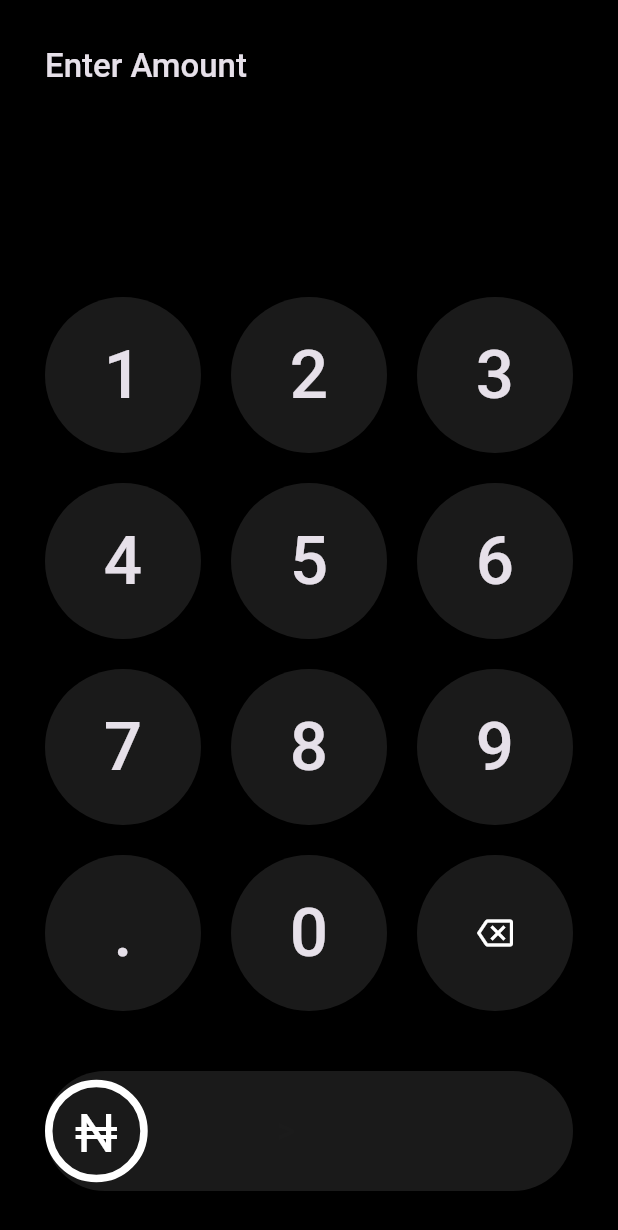
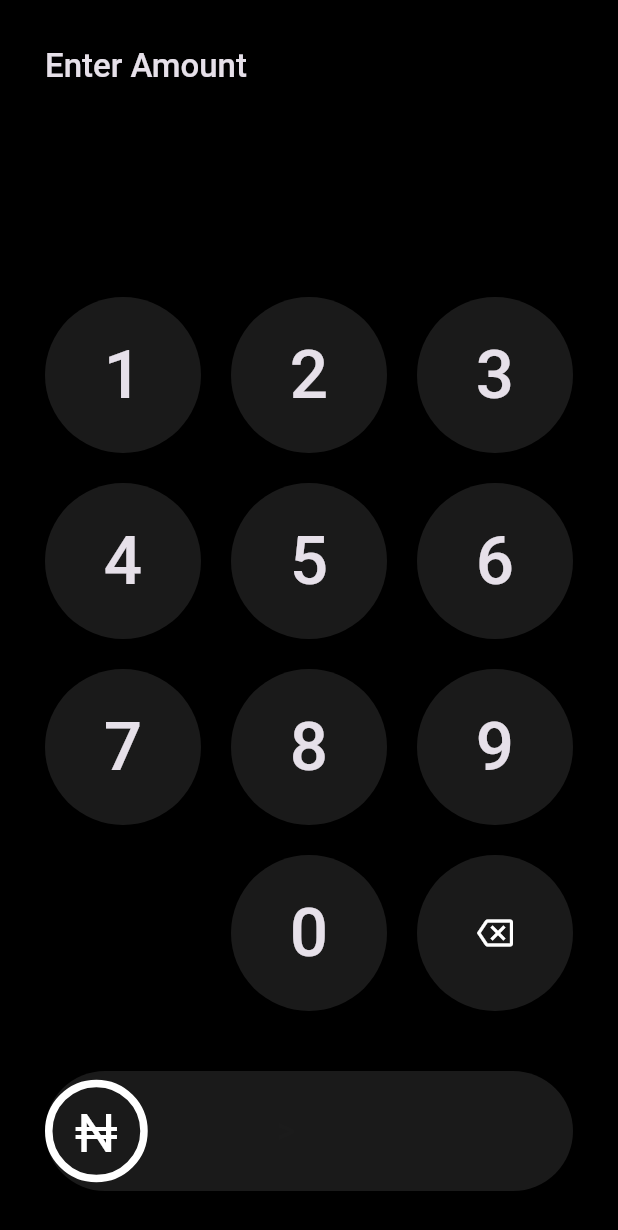
Before and after one commit to cscoderr/flutter_advance, a Flutter app: the SwipeToPayPage screen opened directly, after a tap on the "backspace" icon, on a phone screen of 412 x 824 dp. Shown: the top 1230 px of the screen. Run offline on Flutter 3.47's test engine with Material 3 defaults, Android fonts, the phone set to English and light mode, and no system bars; missing offline and left inert: interpolate_animated.

Commit message:
feat: add animated text & update swipe to pay page

```diff
--- a/lib/swipe_to_pay/view/swipe_to_pay_page.dart
+++ b/lib/swipe_to_pay/view/swipe_to_pay_page.dart
@@ -1,6 +1,7 @@
 import 'package:animation_playground/swipe_to_pay/swipe_to_pay.dart';
 import 'package:flutter/material.dart';
 import 'package:flutter/scheduler.dart';
+import 'package:intl/intl.dart';
 
 class SwipeToPayPage extends StatefulWidget {
   const SwipeToPayPage({super.key});
@@ -100,9 +101,6 @@ class _SwipeToPayPageState extends State<SwipeToPayPage>
 
   @override
   Widget build(BuildContext context) {
-    final size = MediaQuery.sizeOf(context);
-    print((size.height / 2 / 155).ceilToDouble());
-    print((size.width / 2 / 155).ceilToDouble());
     return Scaffold(
       backgroundColor: Colors.black,
       body: SafeArea(
@@ -112,6 +110,7 @@ class _SwipeToPayPageState extends State<SwipeToPayPage>
               animation: Listenable.merge([
                 _animationController,
                 _animationController2,
+                _pinController,
               ]),
               builder: (context, child) {
                 return Column(
@@ -130,13 +129,16 @@ class _SwipeToPayPageState extends State<SwipeToPayPage>
   }
 
   Widget _buildMainContent() {
+    final formattedText = NumberFormat.currency(symbol: '', decimalDigits: 0)
+        .format(int.tryParse(_pinController.text) ?? 0)
+        .toString();
     return Column(
       children: [
         if (_hasReachSlideThreshold)
           SlideTransition(
             position: _amountSlideAnimation,
             child: Text(
-              '\u20A6${_pinController.text}',
+              '\u20A6$formattedText',
               style: Theme.of(context)
                   .textTheme
                   .displayLarge
--- a/lib/swipe_to_pay/widgets/pin_input_widget.dart
+++ b/lib/swipe_to_pay/widgets/pin_input_widget.dart
@@ -1,3 +1,4 @@
+import 'package:animation_playground/swipe_to_pay/widgets/animated_text.dart';
 import 'package:flutter/material.dart';
 import 'package:flutter/services.dart';
 
@@ -23,42 +24,32 @@ class PinInputWidget extends StatelessWidget {
                       fontWeight: FontWeight.w500,
                     ),
               ),
-              TextField(
-                controller: controller,
-                showCursor: false,
-                style: Theme.of(context).textTheme.displayMedium?.copyWith(
-                      fontWeight: FontWeight.w700,
-                    ),
-                decoration: const InputDecoration(
-                  border: InputBorder.none,
-                ),
+              AnimatedText(
+                text: controller.text,
+                ondelete: () {
+                  controller.text = controller.text.removeLastChar;
+                },
               ),
             ],
           ),
         ),
-        _Keypad(
-          onKeyPressed: (value) {
-            if (value == 'x') {
-              controller.text = controller.text.removeLastChar;
-            } else if (value == '.') {
-              controller.text += !controller.text.contains('.') ? value : "";
-            } else {
-              controller.text += value;
-            }
-          },
+        Keypad(
+          controller: controller,
         ),
       ],
     );
   }
 }
 
-class _Keypad extends StatelessWidget {
-  const _Keypad({
+class Keypad extends StatelessWidget {
+  const Keypad({
     super.key,
     this.onKeyPressed,
+    required this.controller,
   });
 
   final ValueSetter<String>? onKeyPressed;
+  final TextEditingController controller;
 
   @override
   Widget build(BuildContext context) {
@@ -73,7 +64,9 @@ class _Keypad extends StatelessWidget {
       ),
       itemBuilder: (context, index) {
         final key = keys[index];
-        return ClipRRect(
+        return key == '.'
+            ? const SizedBox()
+            : ClipRRect(
                 child: Material(
                   type: MaterialType.button,
                   color: Colors.white10,
@@ -82,20 +75,21 @@ class _Keypad extends StatelessWidget {
                     borderRadius: BorderRadius.circular(60),
                     onTap: () {
                       HapticFeedback.lightImpact();
+                      if (key == 'x') {
+                        controller.text = controller.text.contains('x')
+                            ? controller.text
+                            : controller.text.isNotEmpty
+                                ? '${controller.text}x'
+                                : '';
+                      } else if (key == '.') {
+                        controller.text +=
+                            !controller.text.contains('.') ? key : "";
+                      } else {
+                        controller.text += key;
+                      }
                       onKeyPressed?.call(key);
                     },
-              child: Align(
-                child: key == 'x'
-                    ? const Icon(Icons.backspace_outlined)
-                    : Text(
-                        key,
-                        textAlign: TextAlign.center,
-                        style:
-                            Theme.of(context).textTheme.displayMedium?.copyWith(
-                                  fontWeight: FontWeight.w500,
-                                ),
-                      ),
-              ),
+                    child: Align(child: _buildKeyWidget(context, key)),
                   ),
                 ),
               );
@@ -103,8 +97,25 @@ class _Keypad extends StatelessWidget {
       itemCount: keys.length,
     );
   }
+
+  Widget _buildKeyWidget(BuildContext context, String key) {
+    if (key == 'x') {
+      return const Icon(Icons.backspace_outlined);
+    }
+
+    if (key == '.') {
+      return const SizedBox();
+    }
+    return Text(
+      key,
+      textAlign: TextAlign.center,
+      style: Theme.of(context).textTheme.displayMedium?.copyWith(
+            fontWeight: FontWeight.w500,
+          ),
+    );
+  }
 }
 
 extension KeypadEx on String {
-  String get removeLastChar => isNotEmpty ? substring(0, length - 1) : "";
+  String get removeLastChar => isNotEmpty ? substring(0, length - 2) : "";
 }
--- a/pubspec.yaml
+++ b/pubspec.yaml
@@ -37,6 +37,7 @@ dependencies:
   cupertino_icons: ^1.0.2
   interpolate_animated: ^0.0.1
   iconsax: ^0.0.8
+  intl: ^0.19.0
 
 dev_dependencies:
   flutter_test:
```
Also changed, not shown: lib/animated_slider.dart (+21 -5 lines), lib/swipe_to_pay/widgets/animated_text.dart (added, +156 -0 lines), pubspec.lock. Lines whose indentation alone changed are shown as unchanged.
